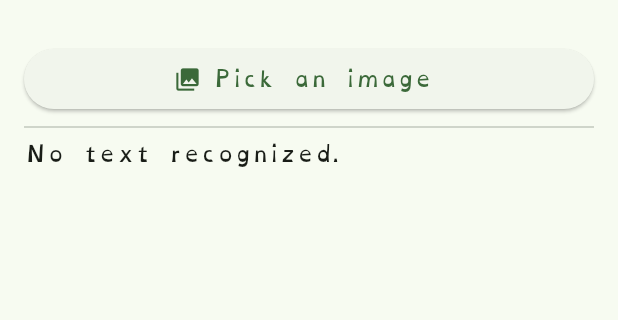
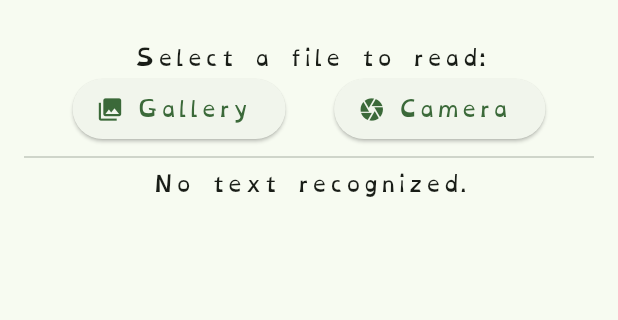
Before and after one commit to Texleretour/dyslexic-reader, a Flutter app: the screen it shows after launch, on a phone screen of 412 x 824 dp, the part 65-385 px from its top. Run offline on Flutter 3.47's test engine with Material 3 defaults, Android fonts, the phone set to English and light mode, and no system bars; our stand-ins replace image_picker, logger, permission_handler; missing offline and left inert: google_mlkit_text_recognition.

Commit message:
feat(image_picker): allow taking a picture with the camera

```diff
--- a/lib/screens/home_screen.dart
+++ b/lib/screens/home_screen.dart
@@ -6,24 +6,38 @@ import 'package:provider/provider.dart';
 
 class HomeScreen extends StatelessWidget {
   final FilePickerService _galleryPicker = ImageFilePicker(ImageSource.gallery);
+  final FilePickerService _cameraPicker = ImageFilePicker(ImageSource.camera);
 
   HomeScreen({super.key});
 
   @override
   Widget build(BuildContext context) {
     return Scaffold(
-      appBar: AppBar(title: Text('Dyslexic reader')),
+      appBar: AppBar(title: const Text('Dyslexic reader')),
       body: Padding(
         padding: EdgeInsets.all(16),
         child: Column(
-          crossAxisAlignment: CrossAxisAlignment.stretch,
+          crossAxisAlignment: CrossAxisAlignment.center,
           children: [
-            ElevatedButton.icon(
-              onPressed: () => context.read<HomeProvider>().pickAndProcessFile(
-                _galleryPicker,
-              ),
-              icon: Icon(Icons.photo_library),
-              label: Text('Pick an image'),
+            const Text('Select a file to read:'),
+            Row(
+              mainAxisAlignment: MainAxisAlignment.spaceEvenly,
+              children: [
+                ElevatedButton.icon(
+                  onPressed: () => context
+                      .read<HomeProvider>()
+                      .pickAndProcessFile(_galleryPicker),
+                  icon: Icon(Icons.photo_library),
+                  label: const Text('Gallery'),
+                ),
+                ElevatedButton.icon(
+                  onPressed: () => context
+                      .read<HomeProvider>()
+                      .pickAndProcessFile(_cameraPicker),
+                  icon: Icon(Icons.camera),
+                  label: const Text('Camera'),
+                ),
+              ],
             ),
             Divider(),
             Expanded(
@@ -37,7 +51,7 @@ class HomeScreen extends StatelessWidget {
                       );
                     } else {
                       return homeProvider.recognizedText.isEmpty
-                          ? Text('No text recognized.')
+                          ? const Text('No text recognized.')
                           : Text(homeProvider.recognizedText);
                     }
                   },
```
